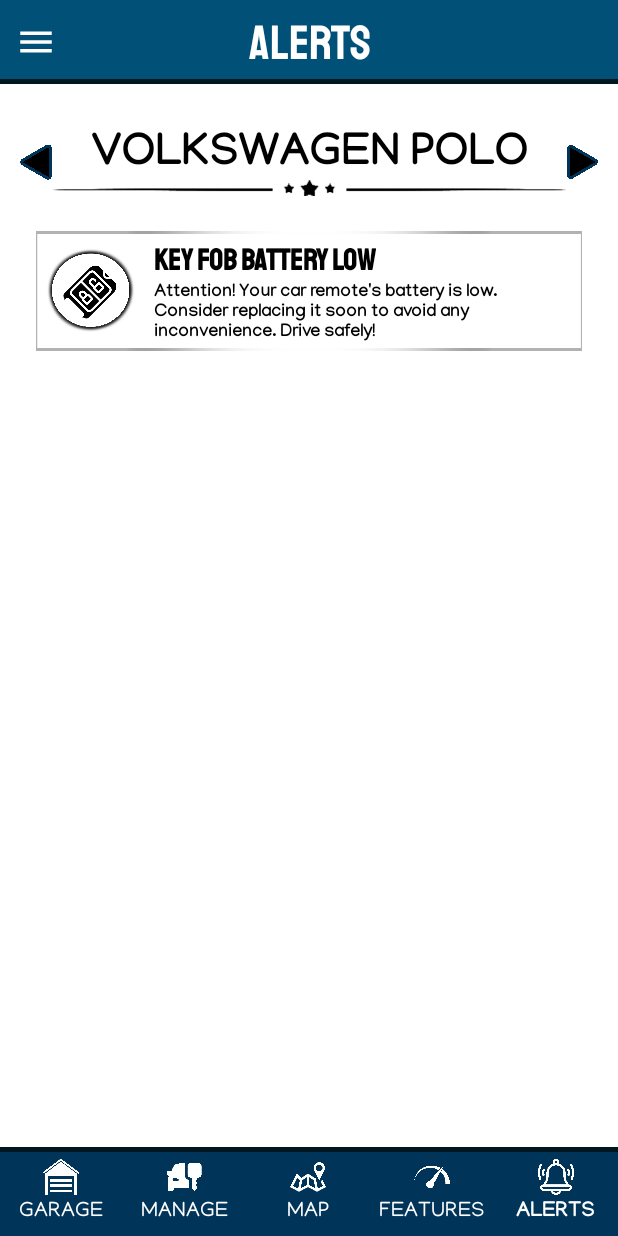
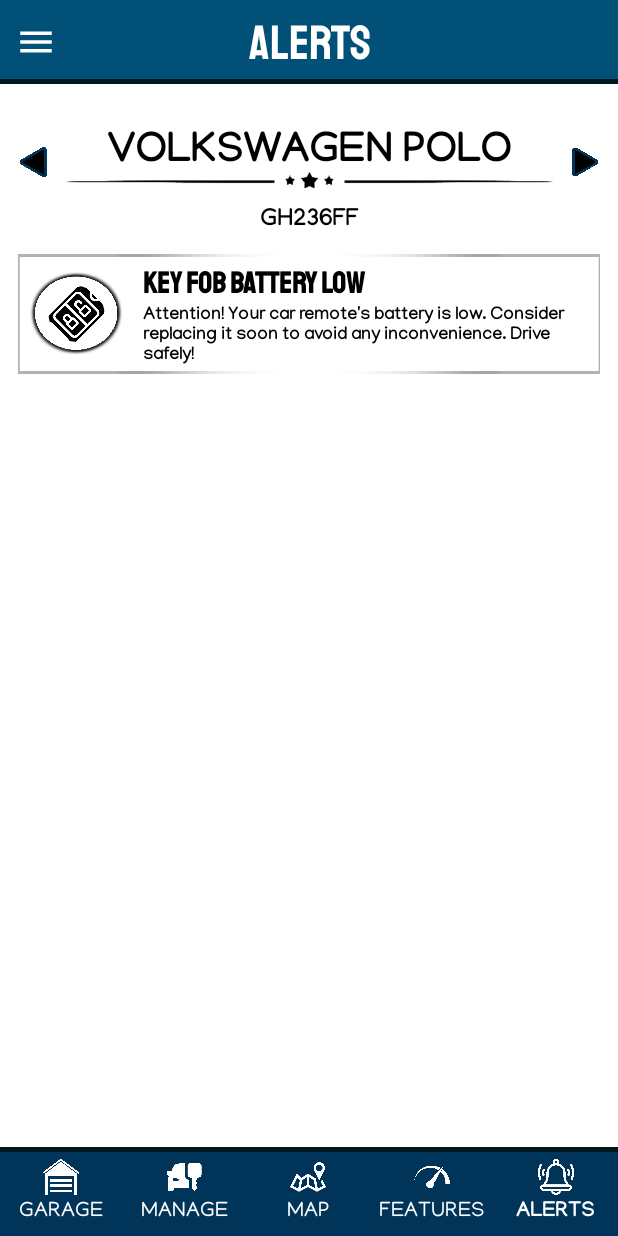
Before and after one commit to danielelurani/mycar-manager, an Android app built with Jetpack Compose: the CarAlertsActivity screen opened directly, with no data from a screen before it, on a phone screen of 412 x 824 dp. Run offline under Robolectric (Android 15) with nearby library versions, the phone set to English and light mode, and no system bars; our stand-ins replace CircleImageView.

Commit message:
Targa nei Layout e Bug Fixes
Modifiche dei layout delle pagine principali in modo da includere la targa dell'auto dove serve e conformare le dimensioni del nome dell'auto. Risoluzione dei problemi legati alla mancata modifica degli alert quando si sceglievano determinate auto.

```diff
--- a/app/src/main/java/com/example/mycarmanager/CarAlertsActivity.java
+++ b/app/src/main/java/com/example/mycarmanager/CarAlertsActivity.java
@@ -35,7 +35,7 @@
             bottomNavbarFeaturesButton, navMenuButton, alertBox1, alertBox2, alertBox3, alertBox4,
             noAlerts;
 
-    private TextView navBarUsername, navbarEmail, carName;
+    private TextView navBarUsername, navbarEmail, carName, carPlate;
 
     private NavigationView navMenu;
     private CircleImageView navbarProfilePic;
@@ -81,6 +81,7 @@
         bottomNavbarManageButton = findViewById(R.id.manageButtonContainer);
         bottomNavbarMapButton = findViewById(R.id.mapButtonContainer);
         carName = findViewById(R.id.carName);
+        carPlate = findViewById(R.id.carPlate);
         leftArow = findViewById(R.id.garageLeftArrow);
         rightArrow = findViewById(R.id.garageRightArrow);
         navBarUsername = findViewById(R.id.navBarUsername);
@@ -296,7 +297,6 @@
 
         // Aggiorna informazioni auto corrente
         updateCarInformations();
-        updateAlertBoxes();
     }
 
     public void prevCar (int filter) {
@@ -312,13 +312,14 @@
 
         // Aggiorna informazioni auto corrente
         updateCarInformations();
-        updateAlertBoxes();
     }
 
     private void updateCarInformations() {
         // Informazioni generali dell'auto
         String carBrandName = currentCar.getBrand() + " " + currentCar.getName();
         carName.setText(carBrandName);
+        carPlate.setText(currentCar.getPlate());
+        updateAlertBoxes();
     }
 
     private void updateAlertBoxes () {
@@ -346,6 +347,7 @@
                 alertBox3.setVisibility(View.VISIBLE);
                 alertBox4.setVisibility(View.VISIBLE);
                 noAlerts.setVisibility(View.GONE);
+                break;
 
             case "Skoda":
                 alertBox1.setVisibility(View.GONE);
@@ -353,6 +355,7 @@
                 alertBox3.setVisibility(View.VISIBLE);
                 alertBox4.setVisibility(View.VISIBLE);
                 noAlerts.setVisibility(View.GONE);
+                break;
 
             case "Dodge":
                 alertBox1.setVisibility(View.VISIBLE);
@@ -360,6 +363,7 @@
                 alertBox3.setVisibility(View.VISIBLE);
                 alertBox4.setVisibility(View.VISIBLE);
                 noAlerts.setVisibility(View.GONE);
+                break;
 
             case "Toyota":
                 alertBox1.setVisibility(View.GONE);
@@ -367,6 +371,8 @@
                 alertBox3.setVisibility(View.GONE);
                 alertBox4.setVisibility(View.VISIBLE);
                 noAlerts.setVisibility(View.GONE);
+                break;
+
             default: break;
         }
     }
--- a/app/src/main/java/com/example/mycarmanager/CarMapActivity.java
+++ b/app/src/main/java/com/example/mycarmanager/CarMapActivity.java
@@ -40,7 +40,7 @@
     private LinearLayout navMenuButton, bottomNavbarGarageButton;
     private LinearLayout bottomNavbarManageButton, bottomNavbarMapButton, bottomNavbarFeaturesButton,
             bottomNavbarAlertsButton;
-    private TextView activityTitle, navBarUsername, navbarEmail, carName;
+    private TextView activityTitle, navBarUsername, navbarEmail, carName, carPlate;
     private CircleImageView navbarProfilePic;
     private MaterialButton navbarGarageButton, navbarManageButton, navbarMapButton, navbarFeaturesButton,
             navbarAccountButton, navbarNewCarButton, navbarColorCorrectionButton,
@@ -96,6 +96,7 @@
         navbarEmail = findViewById(R.id.navbarEmail);
         navbarProfilePic = findViewById(R.id.navbarProfilePic);
         carName = findViewById(R.id.carName);
+        carPlate = findViewById(R.id.carPlate);
 
         // Navbar Laterale
         navbarAccountButton = findViewById(R.id.navbarAccountButton);
@@ -318,6 +319,7 @@
         // Informazioni generali dell'auto
         String carBrandName = currentCar.getBrand() + " " + currentCar.getName();
         carName.setText(carBrandName);
+        carPlate.setText(currentCar.getPlate());
     }
 
     private void updateMap() {
--- a/app/src/main/java/com/example/mycarmanager/User.java
+++ b/app/src/main/java/com/example/mycarmanager/User.java
@@ -78,7 +78,7 @@
             Car dodgeChallenger = new Car("Dodge", "Challenger", "dodgeChallenger",
                     "EL334BK", "petrol", "sportive", "3", "2032",
                     "5", "abs", "8", "14.6", "232", "375",
-                    "6.8", "25", 40.96683774356043, 8.208346721299286,
+                    "6.8", "25", 40.966031679556814, 8.208155130870656,
                     true, 0, new AirConditioning(false,
                     0f, 0), false, new Radio(false,
                     0f, 0), false);
@@ -86,7 +86,7 @@
             Car toyotaYaris = new Car("Toyota", "Yaris", "toyotaYaris",
                     "BR772WF", "diesel", "citycar", "3", "1170",
                     "5", "abs", "5", "8.2", "92", "116",
-                    "11.2", "98", 40.91576913643203, 9.518095495148964,
+                    "11.2", "98", 40.21429794421172, 9.280052406532452,
                     true, 100, new AirConditioning(true,
                     16f, 3), false, new Radio(false,
                     0f, 0), true);
--- a/app/src/main/res/layout/activity_car_alerts.xml
+++ b/app/src/main/res/layout/activity_car_alerts.xml
@@ -72,8 +72,6 @@
             android:layout_height="wrap_content"
             android:orientation="vertical"
             app:layout_constraintTop_toBottomOf="@+id/view"
-            android:layout_marginStart="12dp"
-            android:layout_marginEnd="12dp"
             android:layout_marginTop="16dp">
 
             <LinearLayout
@@ -90,6 +88,7 @@
                     android:rotation="-90"
                     android:src="@drawable/arrow"
                     android:layout_weight="1"
+                    android:layout_marginStart="12dp"
                     android:clickable="true"
                     android:focusable="true"
                     android:contentDescription="leftstats" />
@@ -98,6 +97,8 @@
                     android:layout_width="match_parent"
                     android:layout_height="match_parent"
                     android:orientation="vertical"
+                    android:layout_marginEnd="12dp"
+                    android:layout_marginStart="12dp"
                     android:layout_marginTop="8dp"
                     android:layout_weight="5">
 
@@ -108,7 +109,7 @@
                         android:text="VOLKSVAGEN POLO"
                         android:textAllCaps="true"
                         android:gravity="center"
-                        android:textSize="30dp"
+                        android:textSize="28dp"
                         android:fontFamily="@font/manjari"
                         android:textColor="@color/black"
                         android:textStyle="bold"/>
@@ -116,8 +117,10 @@
                     <ImageView
                         android:layout_width="match_parent"
                         android:layout_height="20dp"
-                        android:layout_marginTop="-10dp"
+                        android:layout_marginTop="-15dp"
                         android:src="@drawable/line01" />
+
+
                 </LinearLayout>
                 <ImageView
                     android:id="@+id/garageRightArrow"
@@ -127,17 +130,31 @@
                     android:layout_gravity="center"
                     android:src="@drawable/arrow"
                     android:layout_weight="1"
+                    android:layout_marginEnd="12dp"
                     android:clickable="true"
                     android:focusable="true"
                     android:contentDescription="rightstats" />
             </LinearLayout>
+
+            <TextView
+                android:id="@+id/carPlate"
+                android:layout_width="match_parent"
+                android:layout_height="25dp"
+                android:text="AA123BB"
+                android:textAllCaps="true"
+                android:layout_marginTop="-10dp"
+                android:gravity="center"
+                android:textSize="16dp"
+                android:fontFamily="@font/manjari"
+                android:textColor="@color/black"
+                android:textStyle="bold"/>
 
             <LinearLayout
                 android:id="@+id/noAlerts"
                 android:layout_width="match_parent"
                 android:layout_height="wrap_content"
                 android:orientation="vertical"
-                android:layout_marginTop="5dp"
+                android:layout_marginTop="25dp"
                 android:layout_marginStart="12dp"
                 android:layout_marginEnd="12dp"
                 android:visibility="visible">
@@ -149,7 +166,7 @@
                     android:layout_marginEnd="14dp"
                     android:fontFamily="@font/manjari"
                     android:gravity="center"
-                    android:text="NO ALERTS TO DISPLAY!"
+                    android:text="NO ALERTS TO DISPLAY"
                     android:textColor="@color/normal_text"
                     android:textSize="24dp"
                     android:textStyle="bold" />
@@ -158,7 +175,7 @@
                     android:layout_width="match_parent"
                     android:layout_height="match_parent"
                     android:layout_marginStart="14dp"
-                    android:layout_marginTop="-12dp"
+                    android:layout_marginTop="-5dp"
                     android:layout_marginEnd="14dp"
                     android:fontFamily="@font/manjari"
                     android:gravity="center"
--- a/app/src/main/res/layout/activity_car_features.xml
+++ b/app/src/main/res/layout/activity_car_features.xml
@@ -87,6 +87,7 @@
                     android:rotation="-90"
                     android:src="@drawable/arrow"
                     android:layout_weight="1"
+                    android:layout_marginEnd="12dp"
                     android:clickable="true"
                     android:focusable="true"
                     android:contentDescription="leftstats" />
@@ -105,7 +106,7 @@
                         android:text="VOLKSVAGEN POLO"
                         android:textAllCaps="true"
                         android:gravity="center"
-                        android:textSize="30dp"
+                        android:textSize="28dp"
                         android:fontFamily="@font/manjari"
                         android:textColor="@color/black"
                         android:textStyle="bold"/>
@@ -113,7 +114,7 @@
                     <ImageView
                         android:layout_width="match_parent"
                         android:layout_height="20dp"
-                        android:layout_marginTop="-10dp"
+                        android:layout_marginTop="-15dp"
                         android:src="@drawable/line01" />
                 </LinearLayout>
 
@@ -125,6 +126,7 @@
                     android:layout_gravity="center"
                     android:src="@drawable/arrow"
                     android:layout_weight="1"
+                    android:layout_marginStart="12dp"
                     android:clickable="true"
                     android:focusable="true"
                     android:contentDescription="rightstats" />
--- a/app/src/main/res/layout/activity_car_garage.xml
+++ b/app/src/main/res/layout/activity_car_garage.xml
@@ -87,6 +87,7 @@
                     android:layout_width="32dp"
                     android:layout_height="36dp"
                     android:layout_gravity="center"
+                    android:layout_marginEnd="12dp"
                     android:rotation="-90"
                     android:src="@drawable/arrow"
                     android:layout_weight="1"
@@ -108,7 +109,7 @@
                         android:text="VOLKSVAGEN POLO"
                         android:textAllCaps="true"
                         android:gravity="center"
-                        android:textSize="30dp"
+                        android:textSize="28dp"
                         android:fontFamily="@font/manjari"
                         android:textColor="@color/black"
                         android:textStyle="bold"/>
@@ -116,7 +117,7 @@
                     <ImageView
                         android:layout_width="match_parent"
                         android:layout_height="20dp"
-                        android:layout_marginTop="-10dp"
+                        android:layout_marginTop="-15dp"
                         android:src="@drawable/line01" />
                 </LinearLayout>
 
@@ -126,6 +127,7 @@
                     android:layout_height="36dp"
                     android:rotation="90"
                     android:layout_gravity="center"
+                    android:layout_marginStart="12dp"
                     android:src="@drawable/arrow"
                     android:layout_weight="1"
                     android:clickable="true"
```
Also changed, not shown: app/src/main/res/layout/activity_car_manage.xml (+8 -6 lines), app/src/main/res/layout/activity_car_map.xml (+21 -4 lines).
